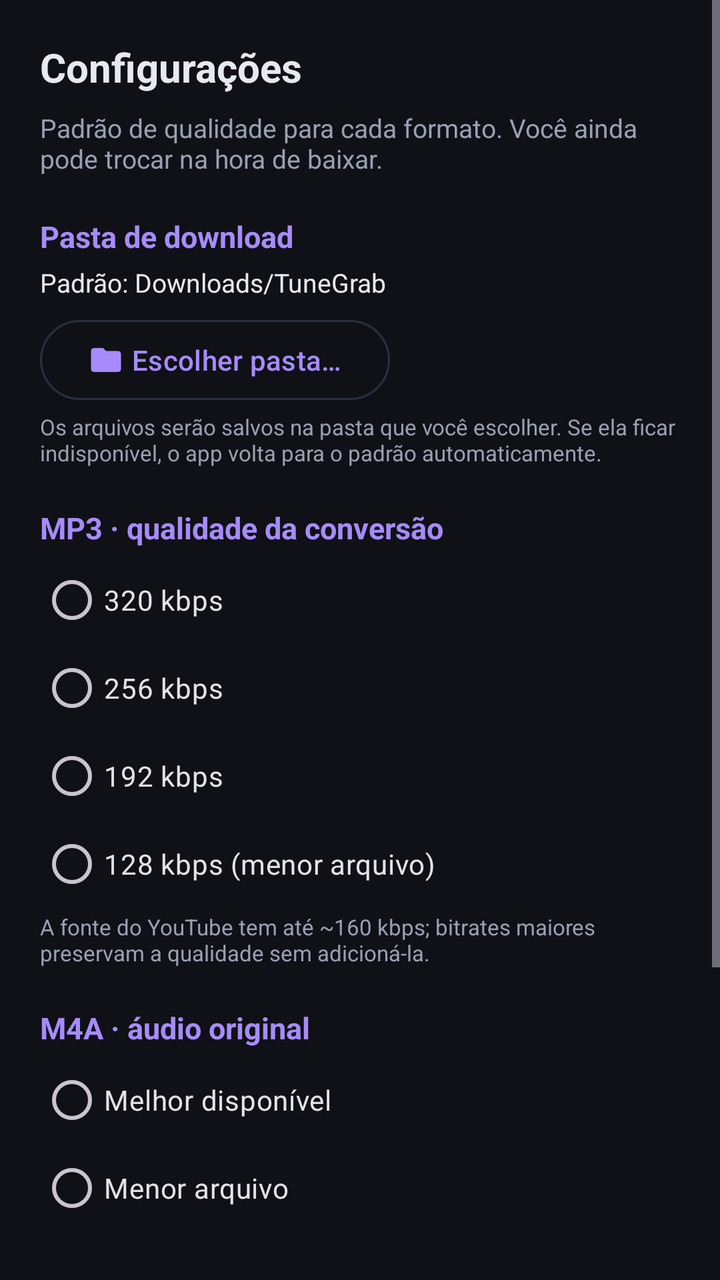
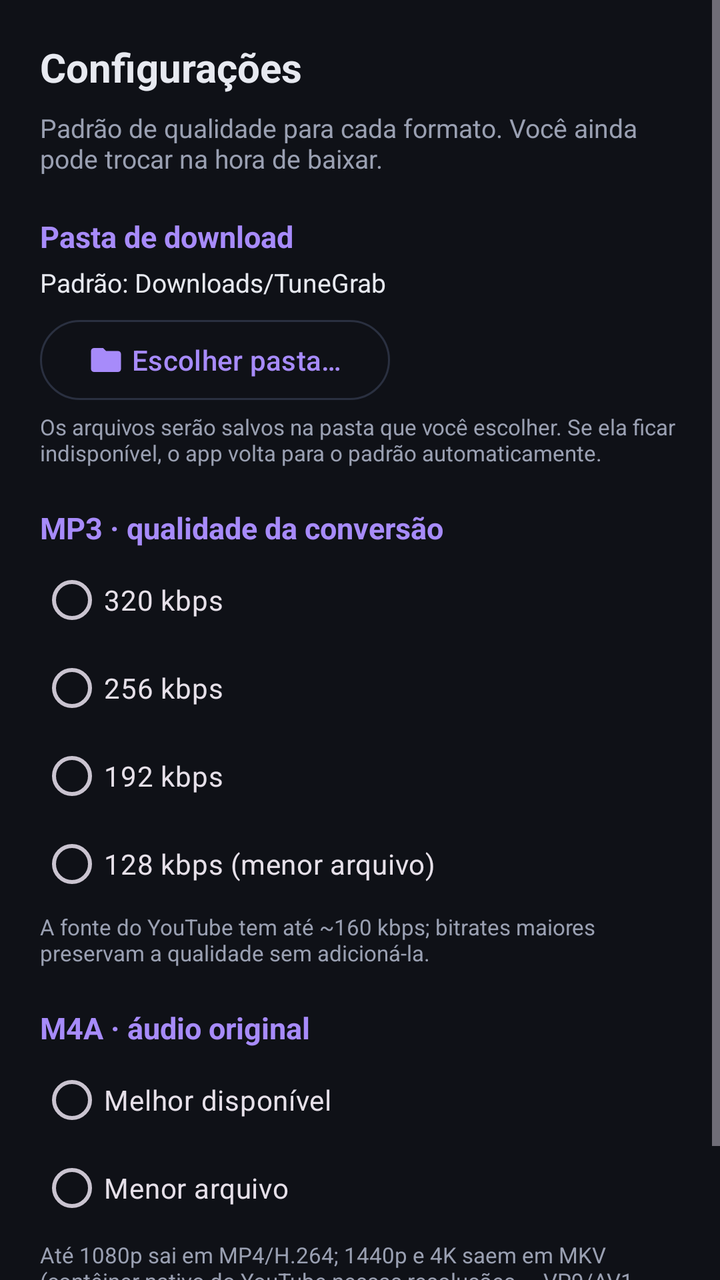

Screens rendered from an Android XML layout before and after an edit, with the pre-edit source and the edit as a unified diff.
<!-- AndroidManifest.xml: application theme Theme.TuneGrab -->
<!-- res/layout/fragment_settings.xml -->
<?xml version="1.0" encoding="utf-8"?>
<LinearLayout xmlns:android="http://schemas.android.com/apk/res/android"
    xmlns:app="http://schemas.android.com/apk/res-auto"
    android:layout_width="match_parent"
    android:layout_height="match_parent"
    android:orientation="vertical">

    <ScrollView
        android:layout_width="match_parent"
        android:layout_height="0dp"
        android:layout_weight="1"
        android:fillViewport="true">

        <LinearLayout
            android:layout_width="match_parent"
            android:layout_height="wrap_content"
            android:orientation="vertical"
            android:padding="20dp">

            <TextView
                android:layout_width="wrap_content"
                android:layout_height="wrap_content"
                android:text="@string/settings_title"
                android:textColor="@color/on_background"
                android:textSize="20sp"
                android:textStyle="bold" />

            <TextView
                android:layout_width="match_parent"
                android:layout_height="wrap_content"
                android:layout_marginTop="8dp"
                android:text="@string/settings_sub"
                android:textColor="@color/on_surface_variant"
                android:textSize="13sp" />

            
            <TextView
                android:layout_width="wrap_content"
                android:layout_height="wrap_content"
                android:layout_marginTop="20dp"
                android:text="@string/settings_folder"
                android:textColor="@color/primary"
                android:textSize="15sp"
                android:textStyle="bold" />

            <TextView
                android:id="@+id/tvFolderCurrent"
                android:layout_width="match_parent"
                android:layout_height="wrap_content"
                android:layout_marginTop="4dp"
                android:text="@string/settings_folder_default"
                android:textColor="@color/on_background"
                android:textSize="13sp" />

            <LinearLayout
                android:layout_width="match_parent"
                android:layout_height="wrap_content"
                android:layout_marginTop="6dp"
                android:orientation="horizontal">

                <com.google.android.material.button.MaterialButton
                    android:id="@+id/btnChooseFolder"
                    style="@style/Widget.Material3.Button.OutlinedButton"
                    android:layout_width="wrap_content"
                    android:layout_height="wrap_content"
                    android:text="@string/settings_choose_folder"
                    app:icon="@drawable/ic_folder"
                    app:iconTint="@color/primary"
                    app:strokeColor="@color/stroke" />

                <com.google.android.material.button.MaterialButton
                    android:id="@+id/btnResetFolder"
                    style="@style/Widget.Material3.Button.TextButton"
                    android:layout_width="wrap_content"
                    android:layout_height="wrap_content"
                    android:layout_marginStart="4dp"
                    android:text="@string/settings_reset_folder"
                    android:visibility="gone" />
            </LinearLayout>

            <TextView
                android:layout_width="match_parent"
                android:layout_height="wrap_content"
                android:layout_marginTop="2dp"
                android:text="@string/settings_folder_hint"
                android:textColor="@color/on_surface_variant"
                android:textSize="11sp" />

            
            <TextView
                android:layout_width="wrap_content"
                android:layout_height="wrap_content"
                android:layout_marginTop="20dp"
                android:text="@string/settings_mp3"
                android:textColor="@color/primary"
                android:textSize="15sp"
                android:textStyle="bold" />

            <RadioGroup
                android:id="@+id/rgMp3"
                android:layout_width="match_parent"
                android:layout_height="wrap_content"
                android:layout_marginTop="4dp">

                <RadioButton
                    android:id="@+id/rbMp3320"
                    android:layout_width="match_parent"
                    android:layout_height="wrap_content"
                    android:minHeight="44dp"
                    android:text="@string/q_mp3_320"
                    android:textSize="14sp" />

                <RadioButton
                    android:id="@+id/rbMp3256"
                    android:layout_width="match_parent"
                    android:layout_height="wrap_content"
                    android:minHeight="44dp"
                    android:text="@string/q_mp3_256"
                    android:textSize="14sp" />

                <RadioButton
                    android:id="@+id/rbMp3192"
                    android:layout_width="match_parent"
                    android:layout_height="wrap_content"
                    android:minHeight="44dp"
                    android:text="@string/q_mp3_192"
                    android:textSize="14sp" />

                <RadioButton
                    android:id="@+id/rbMp3128"
                    android:layout_width="match_parent"
                    android:layout_height="wrap_content"
                    android:minHeight="44dp"
                    android:text="@string/q_mp3_128"
                    android:textSize="14sp" />
            </RadioGroup>

            <TextView
                android:layout_width="match_parent"
                android:layout_height="wrap_content"
                android:layout_marginTop="2dp"
                android:text="@string/settings_mp3_hint"
                android:textColor="@color/on_surface_variant"
                android:textSize="11sp" />

            
            <TextView
                android:layout_width="wrap_content"
                android:layout_height="wrap_content"
                android:layout_marginTop="20dp"
                android:text="@string/settings_m4a"
                android:textColor="@color/primary"
                android:textSize="15sp"
                android:textStyle="bold" />

            <RadioGroup
                android:id="@+id/rgM4a"
                android:layout_width="match_parent"
                android:layout_height="wrap_content"
                android:layout_marginTop="4dp">

                <RadioButton
                    android:id="@+id/rbM4aBest"
                    android:layout_width="match_parent"
                    android:layout_height="wrap_content"
                    android:minHeight="44dp"
                    android:text="@string/q_best"
                    android:textSize="14sp" />

                <RadioButton
                    android:id="@+id/rbM4aSmall"
                    android:layout_width="match_parent"
                    android:layout_height="wrap_content"
                    android:minHeight="44dp"
                    android:text="@string/q_smallest"
                    android:textSize="14sp" />
            </RadioGroup>

            
            <TextView
                android:layout_width="wrap_content"
                android:layout_height="wrap_content"
                android:layout_marginTop="20dp"
                android:text="@string/settings_mp4"
                android:textColor="@color/primary"
                android:textSize="15sp"
                android:textStyle="bold" />

            <RadioGroup
                android:id="@+id/rgMp4"
                android:layout_width="match_parent"
                android:layout_height="wrap_content"
                android:layout_marginTop="4dp">

                <RadioButton
                    android:id="@+id/rbMp4Best"
                    android:layout_width="match_parent"
                    android:layout_height="wrap_content"
                    android:minHeight="44dp"
                    android:text="@string/q_best"
                    android:textSize="14sp" />

                <RadioButton
                    android:id="@+id/rbMp4Small"
                    android:layout_width="match_parent"
                    android:layout_height="wrap_content"
                    android:minHeight="44dp"
                    android:text="@string/q_smallest"
                    android:textSize="14sp" />
            </RadioGroup>

            <TextView
                android:layout_width="match_parent"
                android:layout_height="wrap_content"
                android:layout_marginTop="4dp"
                android:layout_marginBottom="8dp"
                android:text="@string/settings_mp4_hint"
                android:textColor="@color/on_surface_variant"
                android:textSize="11sp" />
        </LinearLayout>
    </ScrollView>
</LinearLayout>
<!-- resources referenced by this layout -->
<resources>
  <color name="on_background">#E7E9F0</color>
  <color name="on_surface_variant">#9AA0B2</color>
  <color name="primary">#A78BFA</color>
  <color name="stroke">#2A3040</color>
  <!-- drawable ic_folder (drawable) -->
  <vector xmlns:android="http://schemas.android.com/apk/res/android"
      android:width="24dp" android:height="24dp"
      android:viewportWidth="24" android:viewportHeight="24">
      <path android:fillColor="@android:color/white" android:pathData="M10 4H4c-1.1 0-2 .9-2 2v12c0 1.1.9 2 2 2h16c1.1 0 2-.9 2-2V8c0-1.1-.9-2-2-2h-8l-2-2z"/>
  </vector>
  <string name="q_best">Melhor disponível</string>
  <string name="q_mp3_128">128 kbps (menor arquivo)</string>
  <string name="q_mp3_192">192 kbps</string>
  <string name="q_mp3_256">256 kbps</string>
  <string name="q_mp3_320">320 kbps</string>
  <string name="q_smallest">Menor arquivo</string>
  <string name="settings_choose_folder">Escolher pasta…</string>
  <string name="settings_folder">Pasta de download</string>
  <string name="settings_folder_default">Padrão: Downloads/TuneGrab</string>
  <string name="settings_folder_hint">Os arquivos serão salvos na pasta que você escolher. Se ela ficar indisponível, o app volta para o padrão automaticamente.</string>
  <string name="settings_m4a">M4A · áudio original</string>
  <string name="settings_mp3">MP3 · qualidade da conversão</string>
  <string name="settings_mp3_hint">A fonte do YouTube tem até ~160 kbps; bitrates maiores preservam a qualidade sem adicioná-la.</string>
  <string name="settings_mp4">Vídeo (MP4/MKV) · com áudio</string>
  <string name="settings_mp4_hint">Até 1080p sai em MP4/H.264; 1440p e 4K saem em MKV (contêiner nativo do YouTube nessas resoluções — VP9/AV1 em MP4 ficaria ilegível). Vídeo e áudio são baixados separados e juntos com o ffmpeg embutido, sem perder qualidade. Se cair para o motor reserva, o limite é 720p.</string>
  <string name="settings_reset_folder">Voltar ao padrão</string>
  <string name="settings_sub">Padrão de qualidade para cada formato. Você ainda pode trocar na hora de baixar.</string>
  <string name="settings_title">Configurações</string>
  <style name="Theme.TuneGrab" parent="Theme.Material3.Dark.NoActionBar">
          <item name="colorPrimary">@color/primary</item>
          <item name="colorOnPrimary">#1B1032</item>
          <item name="colorSecondary">@color/secondary</item>
          <item name="android:colorBackground">@color/background</item>
          <item name="colorSurface">@color/surface</item>
          <item name="android:statusBarColor">@color/background</item>
          <item name="android:navigationBarColor">@color/background</item>
      </style>
  <color name="secondary">#F472B6</color>
  <color name="background">#0F1117</color>
  <color name="surface">#1A1E29</color>
</resources>

<!-- the commit's change to res/layout/fragment_settings.xml (unified diff, before → after) -->
@@ -177,37 +177,6 @@
             </RadioGroup>
 
             
-            <TextView
-                android:layout_width="wrap_content"
-                android:layout_height="wrap_content"
-                android:layout_marginTop="20dp"
-                android:text="@string/settings_mp4"
-                android:textColor="@color/primary"
-                android:textSize="15sp"
-                android:textStyle="bold" />
-
-            <RadioGroup
-                android:id="@+id/rgMp4"
-                android:layout_width="match_parent"
-                android:layout_height="wrap_content"
-                android:layout_marginTop="4dp">
-
-                <RadioButton
-                    android:id="@+id/rbMp4Best"
-                    android:layout_width="match_parent"
-                    android:layout_height="wrap_content"
-                    android:minHeight="44dp"
-                    android:text="@string/q_best"
-                    android:textSize="14sp" />
-
-                <RadioButton
-                    android:id="@+id/rbMp4Small"
-                    android:layout_width="match_parent"
-                    android:layout_height="wrap_content"
-                    android:minHeight="44dp"
-                    android:text="@string/q_smallest"
-                    android:textSize="14sp" />
-            </RadioGroup>
 
             <TextView
                 android:layout_width="match_parent"
<!-- resource entries referenced after the edit -->
@@ -23,7 +23,6 @@
   <string name="settings_m4a">M4A · áudio original</string>
   <string name="settings_mp3">MP3 · qualidade da conversão</string>
   <string name="settings_mp3_hint">A fonte do YouTube tem até ~160 kbps; bitrates maiores preservam a qualidade sem adicioná-la.</string>
-  <string name="settings_mp4">Vídeo (MP4/MKV) · com áudio</string>
   <string name="settings_mp4_hint">Até 1080p sai em MP4/H.264; 1440p e 4K saem em MKV (contêiner nativo do YouTube nessas resoluções — VP9/AV1 em MP4 ficaria ilegível). Vídeo e áudio são baixados separados e juntos com o ffmpeg embutido, sem perder qualidade. Se cair para o motor reserva, o limite é 720p.</string>
   <string name="settings_reset_folder">Voltar ao padrão</string>
   <string name="settings_sub">Padrão de qualidade para cada formato. Você ainda pode trocar na hora de baixar.</string>
